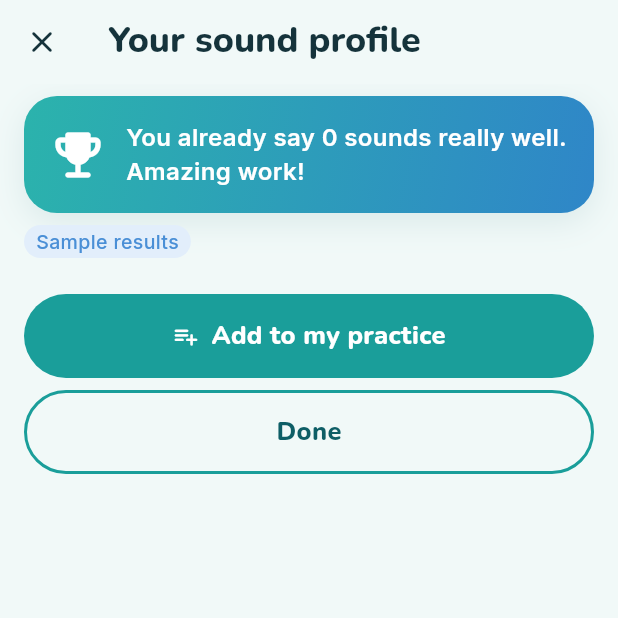
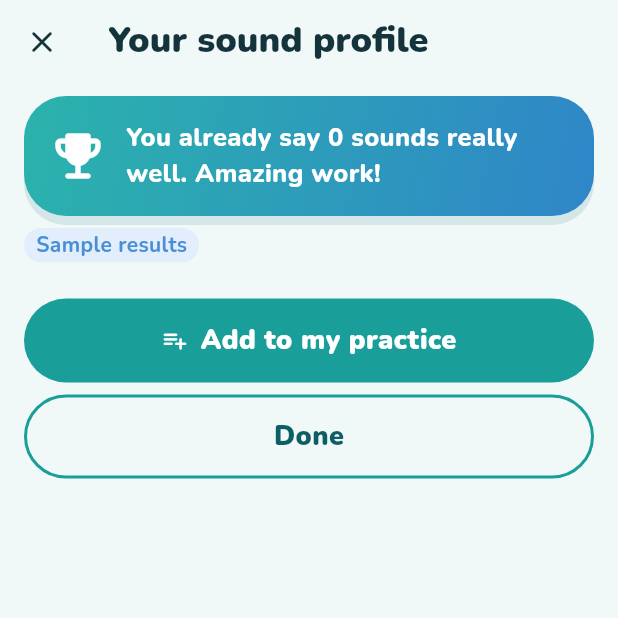
Before and after one commit to menakaw05/HackOhio26, a Flutter app: the DiagnosticResultsScreen screen opened by its route, on a phone screen of 412 x 824 dp, the top half of it. Run offline on Flutter 3.47's test engine with Material 3 defaults, Android fonts, the phone set to English and light mode, and no system bars; our stand-ins replace camera, go_router, just_audio, webview_flutter; missing offline and left inert: google_mlkit_face_detection, onnxruntime, record, webview_flutter_android, webview_flutter_wkwebview; accounts and stored records are empty.

Commit message:
nunito everywhere, rounder corners, gold stars

```diff
--- a/frontend/lib/theme/app_colors.dart
+++ b/frontend/lib/theme/app_colors.dart
@@ -14,6 +14,8 @@ abstract final class AppColors {
   static const lilyPadSoft = Color(0xFFE0F3EA);
   static const sky = Color(0xFF4A8FD6);
   static const skySoft = Color(0xFFE2EEFB);
+  static const sun = Color(0xFFFFC94D); // the lotus's golden center: stars and rewards
+  static const sunDeep = Color(0xFFE0A21B);
 
   // neutrals
   static const ink = Color(0xFF15333B);
@@ -34,6 +36,9 @@ abstract final class AppColors {
 
   // learner avatar backgrounds
   static const avatarPalette = [lake, lotus, sky, lilyPad, Color(0xFF9B7FD4)];
+
+  /// The darker "edge" under a 3D button, tile or card of this color.
+  static Color edgeOf(Color face) => Color.lerp(face, const Color(0xFF0B2F35), 0.28)!;
 }
 
 abstract final class AppGradients {
@@ -57,9 +62,11 @@ abstract final class AppGradients {
     colors: [Color(0xFFF59BBE), Color(0xFFE1679A)],
   );
 
-  static const stage = LinearGradient(
-    begin: Alignment.topCenter,
-    end: Alignment.bottomCenter,
-    colors: [Color(0xFFE6F6F4), Color(0xFFFCE9F1)],
+  /// The avatar's stage: a pond, light in the middle, deeper blue at the edges.
+  static const stage = RadialGradient(
+    center: Alignment(0, -0.3),
+    radius: 1.1,
+    colors: [Color(0xFFE6F6F4), Color(0xFF6CC4C0), Color(0xFF2F86C8)],
+    stops: [0, 0.6, 1],
   );
 }
--- a/frontend/lib/theme/app_spacing.dart
+++ b/frontend/lib/theme/app_spacing.dart
@@ -1,4 +1,5 @@
 import 'package:flutter/material.dart';
+import 'app_colors.dart';
 
 /// Spacing scale: 4 / 8 / 12 / 16 / 24 / 32 / 48.
 abstract final class AppSpace {
@@ -15,8 +16,8 @@ abstract final class AppSpace {
 }
 
 abstract final class AppRadius {
-  static const double card = 22;
-  static const double chip = 12;
+  static const double card = 28;
+  static const double chip = 16;
   static const double pill = 999;
 
   static const cardRadius = BorderRadius.all(Radius.circular(card));
@@ -27,7 +28,7 @@ abstract final class AppRadius {
 abstract final class AppSize {
   static const double minTouch = 48;
   static const double primaryButton = 56;
-  static const double micButton = 88;
+  static const double micButton = 96;
   static const double avatar = 44;
 
   /// Width at which the shell switches from bottom navigation to a sidebar.
@@ -35,8 +36,9 @@ abstract final class AppSize {
 }
 
 abstract final class AppShadows {
+  /// A solid ledge under cards, so they look like chunky tiles.
   static const soft = [
-    BoxShadow(color: Color(0x1A0E5E66), blurRadius: 18, offset: Offset(0, 6)),
+    BoxShadow(color: AppColors.line, offset: Offset(0, 6)),
   ];
 }
 
--- a/frontend/lib/theme/app_text.dart
+++ b/frontend/lib/theme/app_text.dart
@@ -1,18 +1,20 @@
 import 'package:flutter/material.dart';
 import 'app_colors.dart';
 
-/// Nunito (rounded) for headings, Inter for body. Both are variable fonts, so weight is set
-/// through the 'wght' axis as well as fontWeight.
+/// Nunito everywhere: round and chunky, easy for kids to read. It's a variable font, so
+/// weight is set through the 'wght' axis as well as fontWeight. Nunito has no IPA letters
+/// (ɪ, θ, ʃ…), so those fall back to Inter.
 abstract final class AppText {
   static const heading = 'Nunito';
-  static const body = 'Inter';
+  static const body = 'Nunito';
 
   static TextStyle _style(String family, double size, int weight,
           {double? height, Color color = AppColors.ink, double? letterSpacing}) =>
       TextStyle(
         fontFamily: family,
+        fontFamilyFallback: const ['Inter'],
         fontSize: size,
-        fontWeight: FontWeight.values[(weight ~/ 100) - 1],
+        fontWeight: FontWeight.values[(weight.clamp(100, 900) ~/ 100) - 1],
         fontVariations: [FontVariation('wght', weight.toDouble())],
         height: height,
         color: color,
@@ -20,14 +22,14 @@ abstract final class AppText {
       );
 
   /// The big word on Word Practice and Diagnostic.
-  static final wordHero = _style(heading, 56, 900, height: 1.1);
-  static final display = _style(heading, 32, 900, height: 1.15);
-  static final title = _style(heading, 24, 800, height: 1.2);
-  static final section = _style(heading, 19, 800, height: 1.25);
-  static final bodyText = _style(body, 16, 400, height: 1.45);
-  static final bodyStrong = _style(body, 16, 600, height: 1.45);
-  static final caption = _style(body, 13, 500, height: 1.35, color: AppColors.inkSoft);
-  static final button = _style(heading, 17, 800, letterSpacing: 0.2);
+  static final wordHero = _style(heading, 64, 1000, height: 1.05, letterSpacing: -1);
+  static final display = _style(heading, 34, 1000, height: 1.1, letterSpacing: -0.5);
+  static final title = _style(heading, 24, 900, height: 1.2);
+  static final section = _style(heading, 20, 900, height: 1.25);
+  static final bodyText = _style(body, 17, 600, height: 1.4);
+  static final bodyStrong = _style(body, 17, 800, height: 1.4);
+  static final caption = _style(body, 14, 700, height: 1.35, color: AppColors.inkSoft);
+  static final button = _style(heading, 18, 900, letterSpacing: 0.3);
 
   /// Read Aloud passages: large with generous line spacing.
   static final reading = _style(heading, 26, 700, height: 1.7);
--- a/frontend/lib/theme/app_theme.dart
+++ b/frontend/lib/theme/app_theme.dart
@@ -50,6 +50,7 @@ abstract final class AppTheme {
       useMaterial3: true,
       colorScheme: scheme,
       fontFamily: AppText.body,
+      fontFamilyFallback: const ['Inter'],
       textTheme: textTheme,
       scaffoldBackgroundColor: AppColors.background,
       splashFactory: InkSparkle.splashFactory,
```
